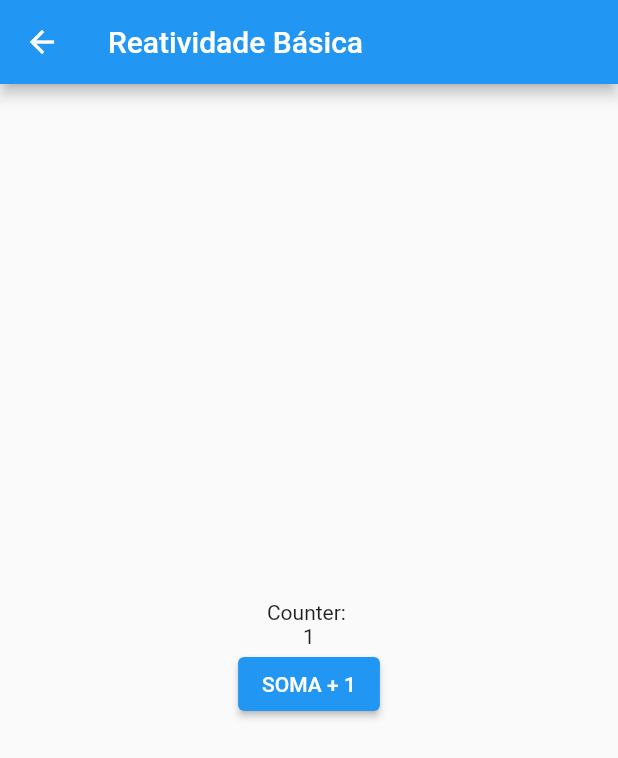
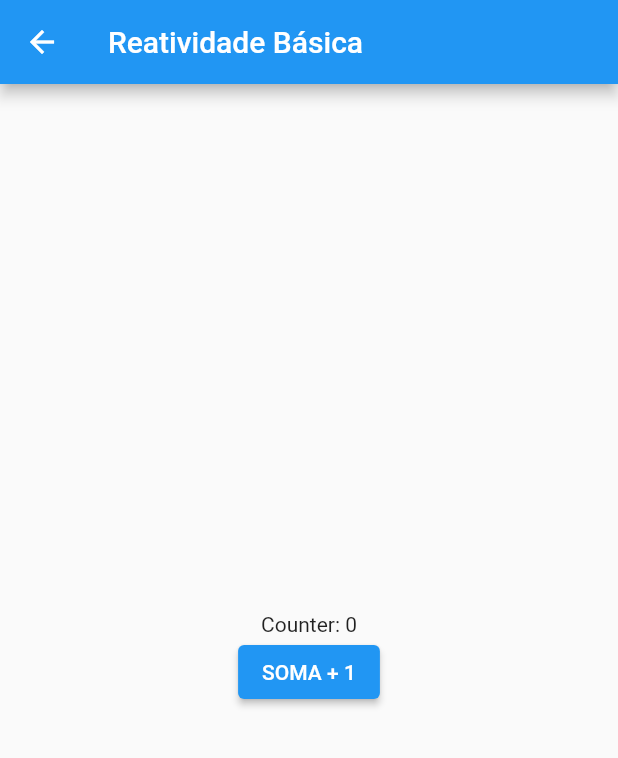
Before and after one commit to dariopmaciel/get_state_management, a Flutter app: the screen it shows after launch, after a tap on "Basico Reatividade", on a phone screen of 412 x 824 dp. Shown: the top 758 px of the screen. Run offline on Flutter 3.47's test engine with Material 3 defaults, Android fonts, the phone set to English and light mode, and no system bars; our stand-ins replace get.

Commit message:
reatividade basica

```diff
--- a/lib/main.dart
+++ b/lib/main.dart
@@ -21,7 +21,7 @@ class MyApp extends StatelessWidget {
       // home: const MyHomePage(title: 'Flutter Demo Home Page'),
       getPages: [
         GetPage(name: '/', page: () => const HomePage()),
-        GetPage(name: '/basico', page: () => const ReatividadeBasica()),
+        GetPage(name: '/basico', page: () =>  ReatividadeBasica()),
       ],
     );
   }
--- a/lib/pages/reatividade_basica.dart
+++ b/lib/pages/reatividade_basica.dart
@@ -1,10 +1,10 @@
 import 'package:flutter/material.dart';
+import 'package:get/get.dart';
 
 class ReatividadeBasica extends StatelessWidget {
+  final _couter = 0.obs;
 
-
-  final _couter = 0;
-  const ReatividadeBasica({super.key});
+  ReatividadeBasica({super.key});
 
   @override
   Widget build(BuildContext context) {
@@ -16,10 +16,13 @@ class ReatividadeBasica extends StatelessWidget {
           child: Column(
             mainAxisAlignment: MainAxisAlignment.center,
             children: [
-              const Text('Counter: '),
-              const Text('1'),
+              Obx(() {
+                return Text('Counter: ${_couter.value}');
+              }),
               ElevatedButton(
-                onPressed: () {},
+                onPressed: () {
+                  _couter.value++;
+                },
                 child: const Text('SOMA + 1'),
               ),
             ],
```
